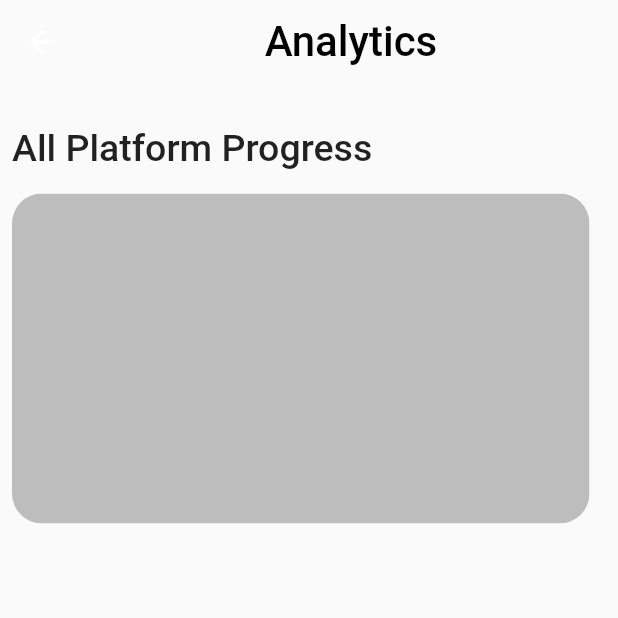
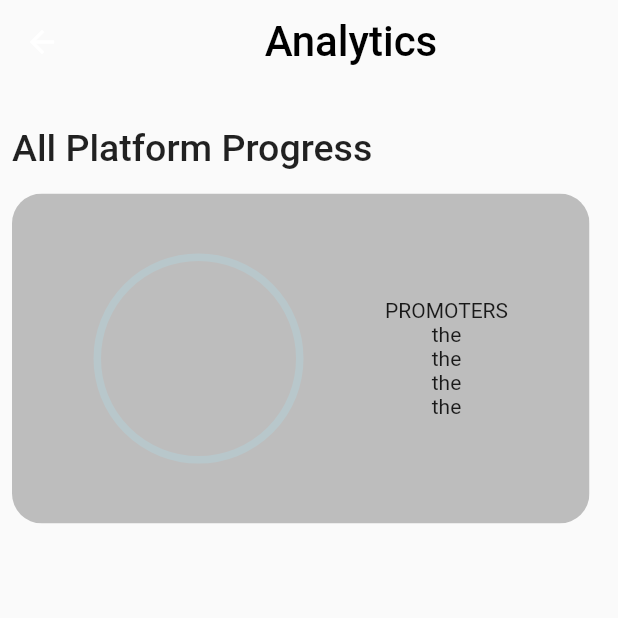
Before and after one commit to Adomakojohn/quizapp, a Flutter app: the AnalyticsPage screen opened directly, on a phone screen of 412 x 824 dp, the top half of it. Run offline on Flutter 3.47's test engine with Material 2 defaults, Android fonts, the phone set to English and light mode, and no system bars; drawn by our look-alikes of percent_indicator.

Commit message:
analytics_screen

```diff
--- a/lib/screens/analytics_screen.dart
+++ b/lib/screens/analytics_screen.dart
@@ -1,4 +1,5 @@
 import 'package:flutter/material.dart';
+import 'package:percent_indicator/percent_indicator.dart';
 
 class AnalyticsPage extends StatefulWidget {
   const AnalyticsPage({super.key});
@@ -30,6 +31,20 @@ class _AnalyticsPageState extends State<AnalyticsPage> {
                 height: 220,
                 width:385,
                 color: Colors.grey.shade400,
+                child:  Row(mainAxisAlignment: MainAxisAlignment.spaceEvenly,
+                  children: [
+                    CircularPercentIndicator(radius: 70,),
+                    const Column(mainAxisAlignment: MainAxisAlignment.center,
+                      children: [
+                        Text("PROMOTERS"),
+                        Text("the"),
+                        Text("the"),
+                        Text("the"),
+                        Text("the"),
+                      ],
+                    ),
+                  ],
+                ),
               ),
             ),
           )
```
